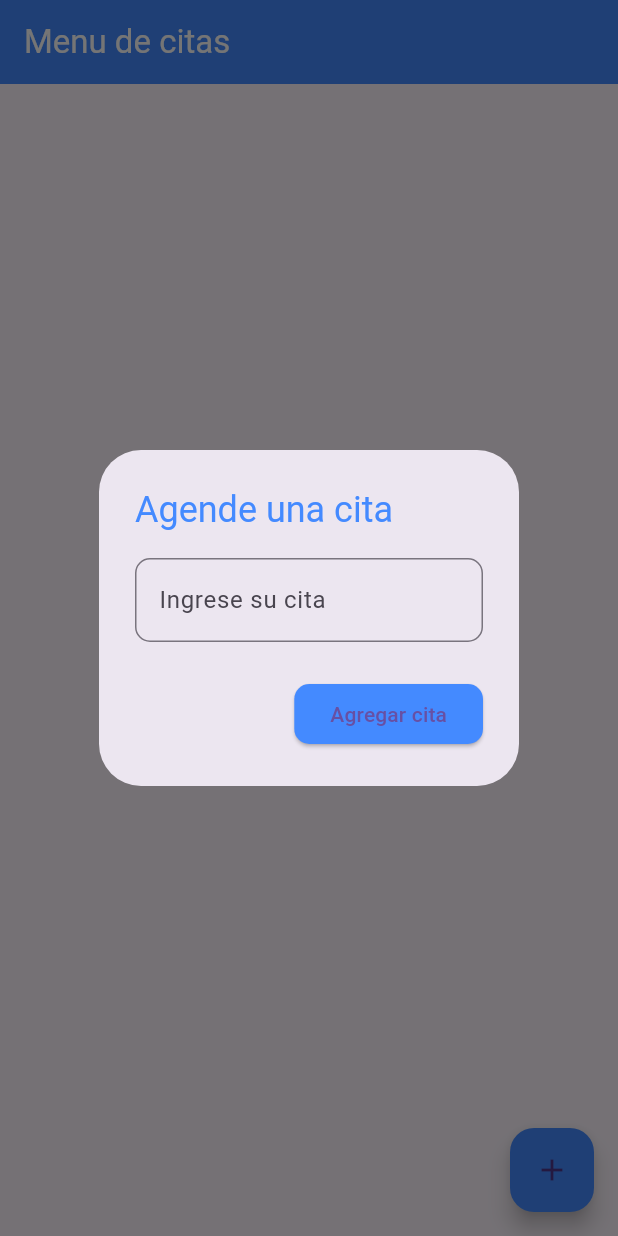
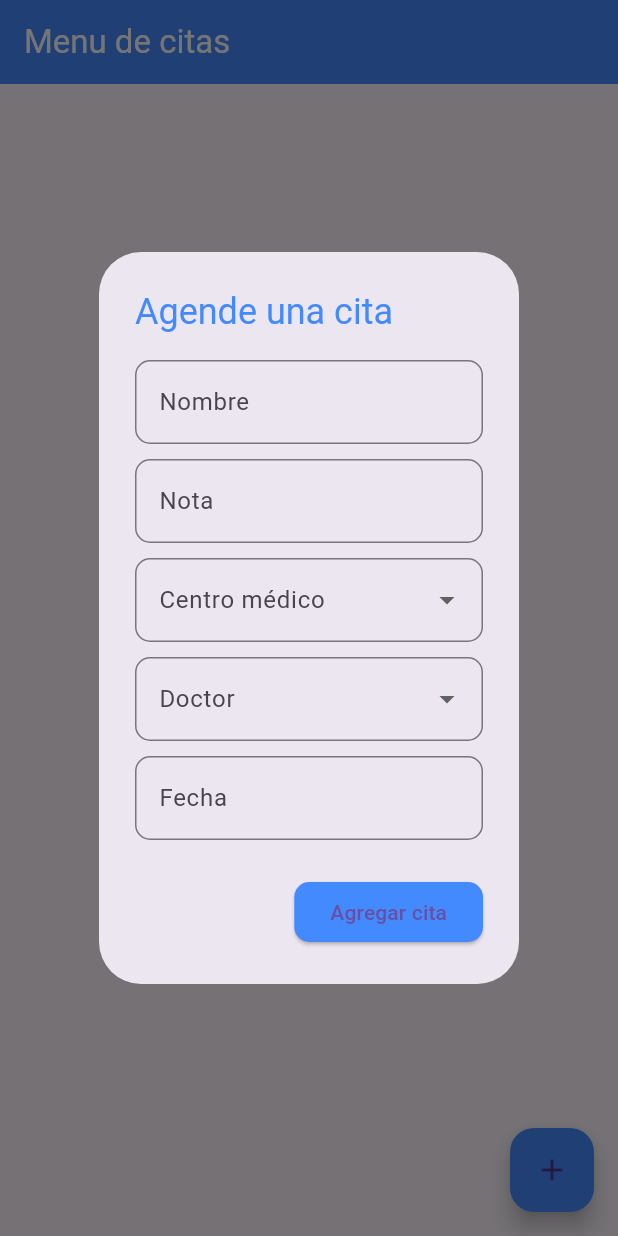
Before and after one commit to Progra-Movil-917/prueba2_617111397, a Flutter app: the screen it shows after launch, after a tap on the "add" icon, on a phone screen of 412 x 824 dp. Run offline on Flutter 3.47's test engine with Material 3 defaults, Android fonts, the phone set to English and light mode, and no system bars; our stand-ins replace cloud_firestore, firebase_core; accounts and stored records are empty.

Commit message:
Se añadieron mas opciones

```diff
--- a/lib/pages/home_page.dart
+++ b/lib/pages/home_page.dart
@@ -11,31 +11,146 @@ class HomePage extends StatefulWidget {
 
 class _HomePageState extends State<HomePage> {
   final FirestoreService firestoreService = FirestoreService();
-  final TextEditingController textController = TextEditingController();
+  final TextEditingController nameController = TextEditingController();
+  final TextEditingController noteController = TextEditingController();
+  final TextEditingController dateController = TextEditingController();
 
-  void OpenNotes({String? docID}) {
+  String? selectedCenter;
+  String? selectedDoctor;
+
+  final List<String> centers = ["Catarino", "IHSS", "Seguro social"];
+  final List<String> doctors = ["Alberto Hernandez", "Miguel Molina", "Maria Perez"];
+
+  void openNotes({String? docID, Map<String, dynamic>? existingData}) {
+    if (existingData != null) {
+      nameController.text = existingData['name'] ?? '';
+      noteController.text = existingData['note'] ?? '';
+      selectedCenter = existingData['center'];
+      selectedDoctor = existingData['doctor'];
+      dateController.text = existingData['date'] ?? '';
+    } else {
+      nameController.clear();
+      noteController.clear();
+      selectedCenter = null;
+      selectedDoctor = null;
+      dateController.clear();
+    }
+
     showDialog(
       context: context,
       builder: (context) => AlertDialog(
         title: Text('Agende una cita', style: TextStyle(color: Colors.blueAccent)),
-        content: TextField(
-          controller: textController,
-          decoration: InputDecoration(
-            hintText: 'Ingrese su cita',
-            border: OutlineInputBorder(
-              borderRadius: BorderRadius.circular(10),
+        content: Column(
+          mainAxisSize: MainAxisSize.min,
+          children: [
+            TextField(
+              controller: nameController,
+              decoration: InputDecoration(
+                labelText: 'Nombre',
+                border: OutlineInputBorder(
+                  borderRadius: BorderRadius.circular(10),
+                ),
+              ),
             ),
-          ),
+            SizedBox(height: 10),
+            TextField(
+              controller: noteController,
+              decoration: InputDecoration(
+                labelText: 'Nota',
+                border: OutlineInputBorder(
+                  borderRadius: BorderRadius.circular(10),
+                ),
+              ),
+            ),
+            SizedBox(height: 10),
+            DropdownButtonFormField<String>(
+              value: selectedCenter,
+              decoration: InputDecoration(
+                labelText: 'Centro médico',
+                border: OutlineInputBorder(
+                  borderRadius: BorderRadius.circular(10),
+                ),
+              ),
+              items: centers.map((center) {
+                return DropdownMenuItem<String>(
+                  value: center,
+                  child: Text(center),
+                );
+              }).toList(),
+              onChanged: (value) {
+                setState(() {
+                  selectedCenter = value;
+                });
+              },
+            ),
+            SizedBox(height: 10),
+            DropdownButtonFormField<String>(
+              value: selectedDoctor,
+              decoration: InputDecoration(
+                labelText: 'Doctor',
+                border: OutlineInputBorder(
+                  borderRadius: BorderRadius.circular(10),
+                ),
+              ),
+              items: doctors.map((doctor) {
+                return DropdownMenuItem<String>(
+                  value: doctor,
+                  child: Text(doctor),
+                );
+              }).toList(),
+              onChanged: (value) {
+                setState(() {
+                  selectedDoctor = value;
+                });
+              },
+            ),
+            SizedBox(height: 10),
+            TextField(
+              controller: dateController,
+              decoration: InputDecoration(
+                labelText: 'Fecha',
+                border: OutlineInputBorder(
+                  borderRadius: BorderRadius.circular(10),
+                ),
+              ),
+              onTap: () async {
+                DateTime? pickedDate = await showDatePicker(
+                  context: context,
+                  initialDate: DateTime.now(),
+                  firstDate: DateTime(2000),
+                  lastDate: DateTime(2101),
+                );
+                if (pickedDate != null) {
+                  setState(() {
+                    dateController.text = "${pickedDate.day}/${pickedDate.month}/${pickedDate.year}";
+                  });
+                }
+              },
+            ),
+          ],
         ),
         actions: [
           ElevatedButton(
-            onPressed: () {
+             onPressed: () {
+              final newNote = {
+                'name': nameController.text,
+                'note': noteController.text,
+                'center': selectedCenter ?? '',
+                'doctor': selectedDoctor ?? '',
+                'date': dateController.text,
+                'timestamp': Timestamp.now(),
+              };
+
               if (docID == null) {
-                firestoreService.addNote(textController.text);
+                firestoreService.addNote(noteData: newNote);
               } else {
-                firestoreService.updateNotes(docID, textController.text);
+                firestoreService.updateNotes(docID, noteData: newNote);
               }
-              textController.clear();
+              nameController.clear();
+              noteController.clear();
+              selectedCenter = null;
+              selectedDoctor = null;
+              dateController.clear();
               Navigator.pop(context);
             },
             style: ElevatedButton.styleFrom(
@@ -59,7 +174,7 @@ class _HomePageState extends State<HomePage> {
         backgroundColor: Colors.blueAccent,
       ),
       floatingActionButton: FloatingActionButton(
-        onPressed: OpenNotes,
+        onPressed: openNotes,
         backgroundColor: Colors.blueAccent,
         child: const Icon(Icons.add),
       ),
@@ -77,8 +192,6 @@ class _HomePageState extends State<HomePage> {
 
                 Map<String, dynamic> data = document.data() as Map<String, dynamic>;
 
-                String noteText = data['note'];
-
                 return Card(
                   margin: const EdgeInsets.symmetric(horizontal: 10, vertical: 5),
                   elevation: 3,
@@ -86,12 +199,21 @@ class _HomePageState extends State<HomePage> {
                     borderRadius: BorderRadius.circular(10),
                   ),
                   child: ListTile(
-                    title: Text(noteText),
+                    title: Text(data['name']),
+                    subtitle: Column(
+                      crossAxisAlignment: CrossAxisAlignment.start,
+                      children: [
+                        Text('Centro médico: ${data['center']}'),
+                        Text('Doctor: ${data['doctor']}'),
+                        Text('Fecha: ${data['date']}'),
+                        Text('Nota: ${data['note']}'),
+                      ],
+                    ),
                     trailing: Row(
                       mainAxisSize: MainAxisSize.min,
                       children: [
                         IconButton(
-                          onPressed: () => OpenNotes(docID: docID),
+                          onPressed: () => openNotes(docID: docID, existingData: data),
                           icon: const Icon(Icons.edit, color: Colors.blueAccent),
                         ),
                         IconButton(
```
Also changed, not shown: lib/services/firestore.dart (+25 -16 lines).
